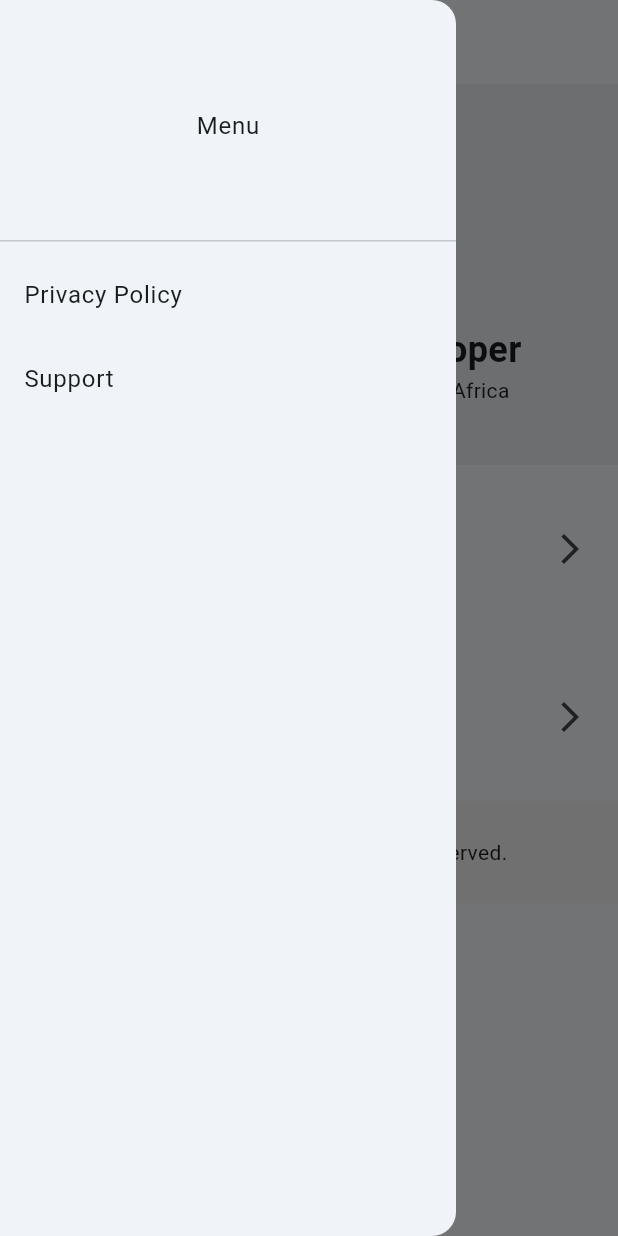
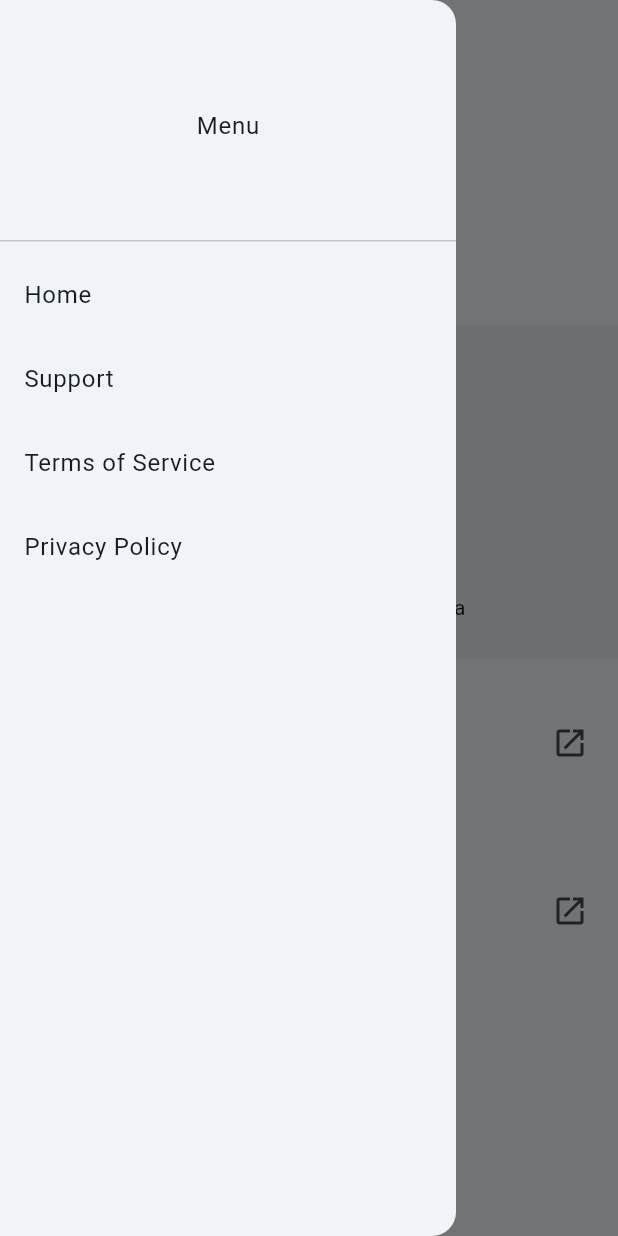
Before and after one commit to seanguy14/dev_portal, a Flutter app: the screen it shows after launch, with the side drawer open, on a phone screen of 412 x 824 dp. Run offline on Flutter 3.47's test engine with Material 3 defaults, Android fonts, the phone set to English and light mode, and no system bars; our stand-ins replace go_router.

Commit message:
updated the _buildAppSection method in lib/main.dart to use the new implementation. This removes the Card wrapper, updates the icon to open_in_new, and ensures the onTap handler uses the _launchURL helper with the correct parameter name.

```diff
--- a/lib/main.dart
+++ b/lib/main.dart
@@ -1,30 +1,55 @@
 import 'package:flutter/material.dart';
 import 'package:flutter_web_plugins/url_strategy.dart';
+import 'package:go_router/go_router.dart';
+import 'package:url_launcher/url_launcher.dart';
+
+// Your page imports
 import 'privacy_policy_page.dart';
 import 'support_page.dart';
+import 'terms_of_service_page.dart';
 
 void main() {
+  // Removes the '#' from the URL
   usePathUrlStrategy();
   runApp(const DevPortalApp());
 }
+
+// 1. Define the GoRouter configuration
+final GoRouter _router = GoRouter(
+  initialLocation: '/',
+  routes: [
+    GoRoute(
+      path: '/',
+      builder: (context, state) => const HomePage(),
+    ),
+    GoRoute(
+      path: '/privacy',
+      builder: (context, state) => const PrivacyPolicyPage(),
+    ),
+    GoRoute(
+      path: '/support',
+      builder: (context, state) => const SupportPage(),
+    ),
+    GoRoute(
+      path: '/terms',
+      builder: (context, state) => const TermsOfServicePage(),
+    ),
+  ],
+);
 
 class DevPortalApp extends StatelessWidget {
   const DevPortalApp({super.key});
 
   @override
   Widget build(BuildContext context) {
-    return MaterialApp(
+    // 2. Change MaterialApp to MaterialApp.router
+    return MaterialApp.router(
       title: 'ZA Developer Portal',
       theme: ThemeData(
         colorScheme: ColorScheme.fromSeed(seedColor: Colors.blueGrey),
         useMaterial3: true,
       ),
-      initialRoute: '/',
-      routes: {
-        '/': (context) => const HomePage(),
-        '/privacy': (context) => const PrivacyPolicyPage(),
-        '/support': (context) => const SupportPage(),
-      },
+      routerConfig: _router, // 3. Attach the router
     );
   }
 }
@@ -32,9 +57,16 @@ class DevPortalApp extends StatelessWidget {
 class HomePage extends StatelessWidget {
   const HomePage({super.key});
 
+  Future<void> _launchURL(String urlString) async {
+    final Uri url = Uri.parse(urlString);
+    if (!await launchUrl(url)) {
+      // You can replace this with a SnackBar if you prefer
+      debugPrint('Could not launch $url');
+    }
+  }
+
   @override
   Widget build(BuildContext context) {
-    // We use LayoutBuilder to check the screen width
     return LayoutBuilder(
       builder: (context, constraints) {
         bool isMobile = constraints.maxWidth < 600;
@@ -42,31 +74,78 @@ class HomePage extends StatelessWidget {
         return Scaffold(
           appBar: AppBar(
             title: const Text("Dev Portfolio"),
-            // Only show actions (links) on Desktop; Mobile uses the Drawer
+            // Desktop Navbar
             actions: isMobile ? null : [
-              TextButton(onPressed: () => Navigator.pushNamed(context, '/privacy'), child: const Text("Privacy Policy")),
-              TextButton(onPressed: () => Navigator.pushNamed(context, '/support'), child: const Text("Support")),
-              const SizedBox(width: 16),
+              TextButton(
+                onPressed: () => context.go('/'),
+                child: const Text("Home")
+              ),
+              TextButton(
+                onPressed: () => context.go('/support'),
+                child: const Text("Support")
+              ),
+              TextButton(
+                onPressed: () => context.go('/terms'),
+                child: const Text("Terms")
+              ),
+              Padding(
+                padding: const EdgeInsets.symmetric(horizontal: 16),
+                child: ElevatedButton(
+                  onPressed: () => context.go('/privacy'),
+                  child: const Text("Privacy Policy")
+                ),
+              ),
             ],
           ),
-          // Drawer is only available on Mobile
+          // Mobile Hamburger Menu
           drawer: isMobile ? Drawer(
             child: ListView(
               children: [
                 const DrawerHeader(child: Center(child: Text("Menu"))),
-                ListTile(title: const Text("Privacy Policy"), onTap: () => Navigator.pushNamed(context, '/privacy')),
-                ListTile(title: const Text("Support"), onTap: () => Navigator.pushNamed(context, '/support')),
+                ListTile(
+                  title: const Text("Home"),
+                  onTap: () {
+                    Navigator.pop(context); // Close the drawer first
+                    context.go('/');        // Then navigate
+                  }
+                ),
+                ListTile(
+                  title: const Text("Support"),
+                  onTap: () {
+                    Navigator.pop(context);
+                    context.go('/support');
+                  }
+                ),
+                ListTile(
+                  title: const Text("Terms of Service"),
+                  onTap: () {
+                    Navigator.pop(context);
+                    context.go('/terms');
+                  }
+                ),
+                ListTile(
+                  title: const Text("Privacy Policy"),
+                  onTap: () {
+                    Navigator.pop(context);
+                    context.go('/privacy');
+                  }
+                ),
               ],
             ),
           ) : null,
-          body: SingleChildScrollView(
-            child: Column(
-              children: [
-                _buildHeroSection(isMobile),
-                _buildAppSection("Expense App", "Track your Rands effortlessly."),
-                _buildAppSection("Receipt Scanner", "OCR for South African receipts."),
-                _buildFooter(),
-              ],
+          body: Center(
+            child: ConstrainedBox(
+              constraints: const BoxConstraints(maxWidth: 800),
+              child: SingleChildScrollView(
+                child: Column(
+                  children: [
+                    _buildHeroSection(isMobile),
+                    // Showcasing your current projects
+                    _buildAppSection("Expense", "Track your Rands effortlessly.", "https://play.google.com/store/apps/dev?id=YOUR_DEV_ID"),
+                    _buildAppSection("Receipt Scanner", "OCR for South African receipts.", "https://play.google.com/store/apps/dev?id=YOUR_DEV_ID"),
+                  ],
+                ),
+              ),
             ),
           ),
         );
@@ -76,7 +155,7 @@ class HomePage extends StatelessWidget {
 
   Widget _buildHeroSection(bool isMobile) {
     return Container(
-      padding: const EdgeInsets.all(40),
+      padding: EdgeInsets.all(isMobile ? 24 : 40),
       width: double.infinity,
       color: Colors.blueGrey.shade50,
       child: Column(
@@ -84,32 +163,23 @@ class HomePage extends StatelessWidget {
           const CircleAvatar(radius: 50, child: Icon(Icons.person, size: 50)),
           const SizedBox(height: 20),
           Text(
-            "Hi, I'm a Flutter Developer",
+            "Hi, I'm Sean",
             style: TextStyle(fontSize: isMobile ? 24 : 40, fontWeight: FontWeight.bold),
             textAlign: TextAlign.center,
           ),
-          const Text("Building modern solutions in South Africa"),
+          const Text("Flutter Developer in South Africa"),
         ],
       ),
     );
   }
 
-  Widget _buildAppSection(String title, String desc) {
+  Widget _buildAppSection(String title, String desc, String linkStr) {
     return ListTile(
       contentPadding: const EdgeInsets.all(20),
       title: Text(title, style: const TextStyle(fontWeight: FontWeight.bold)),
       subtitle: Text(desc),
-      trailing: const Icon(Icons.arrow_forward_ios),
-    );
-  }
-
-  Widget _buildFooter() {
-    return Container(
-      padding: const EdgeInsets.all(24),
-      color: Colors.grey.shade100,
-      child: const Center(
-        child: Text("© 2024 ZA Developer. All rights reserved."),
-      ),
+      trailing: const Icon(Icons.open_in_new), // Better icon for external links
+      onTap: () => _launchURL(linkStr),
     );
   }
 }
--- a/lib/privacy_policy_page.dart
+++ b/lib/privacy_policy_page.dart
@@ -13,7 +13,8 @@ class PrivacyPolicyPage extends StatelessWidget {
         iconTheme: const IconThemeData(color: Colors.black),
         titleTextStyle: const TextStyle(color: Colors.black, fontSize: 20, fontWeight: FontWeight.bold),
       ),
-      body: SingleChildScrollView(
+      body: SelectionArea(
+        child: SingleChildScrollView(
           padding: const EdgeInsets.symmetric(horizontal: 24, vertical: 32),
           child: Center(
             child: ConstrainedBox(
@@ -55,6 +56,7 @@ class PrivacyPolicyPage extends StatelessWidget {
             ),
           ),
         ),
+      ),
     );
   }
 
--- a/pubspec.yaml
+++ b/pubspec.yaml
@@ -37,6 +37,7 @@ dependencies:
   # Use with the CupertinoIcons class for iOS style icons.
   cupertino_icons: ^1.0.8
   go_router: ^17.1.0
+  url_launcher: ^6.3.2
 
 dev_dependencies:
   flutter_test:
```
Also changed, not shown: lib/terms_of_service_page.dart (added, +74 -0 lines), pubspec.lock, 7 other files. Lines whose indentation alone changed are shown as unchanged.
